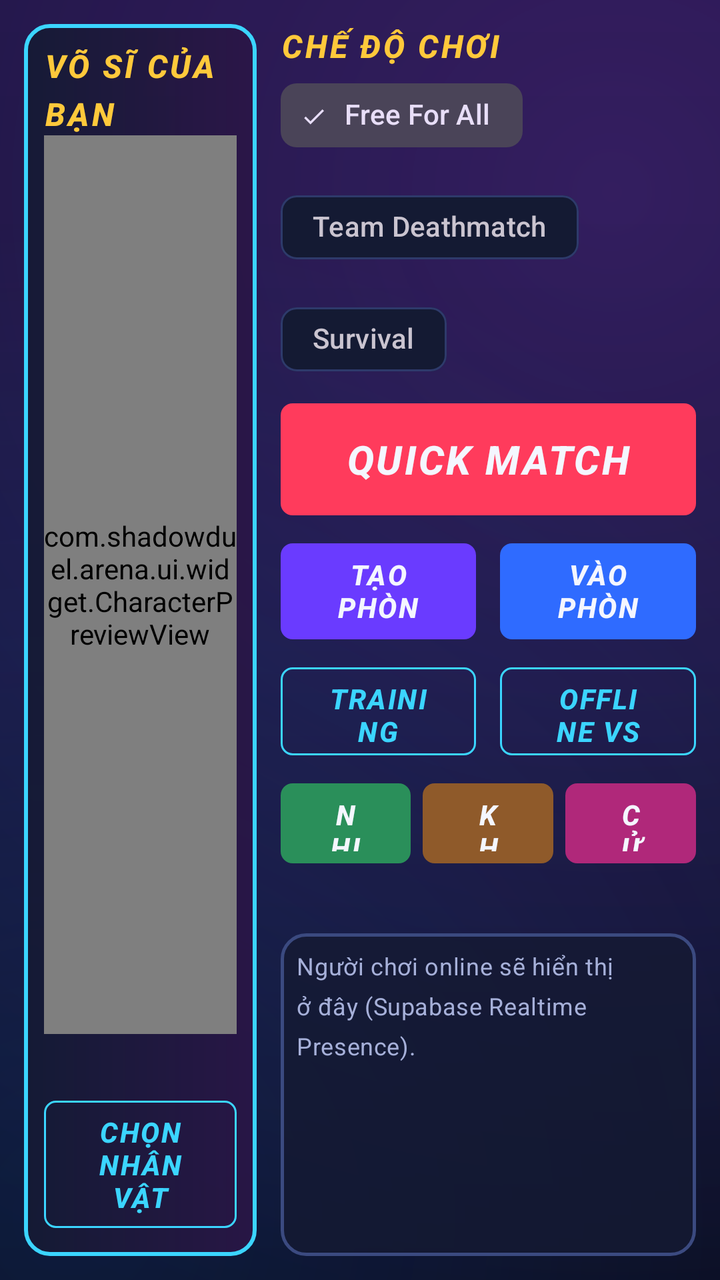
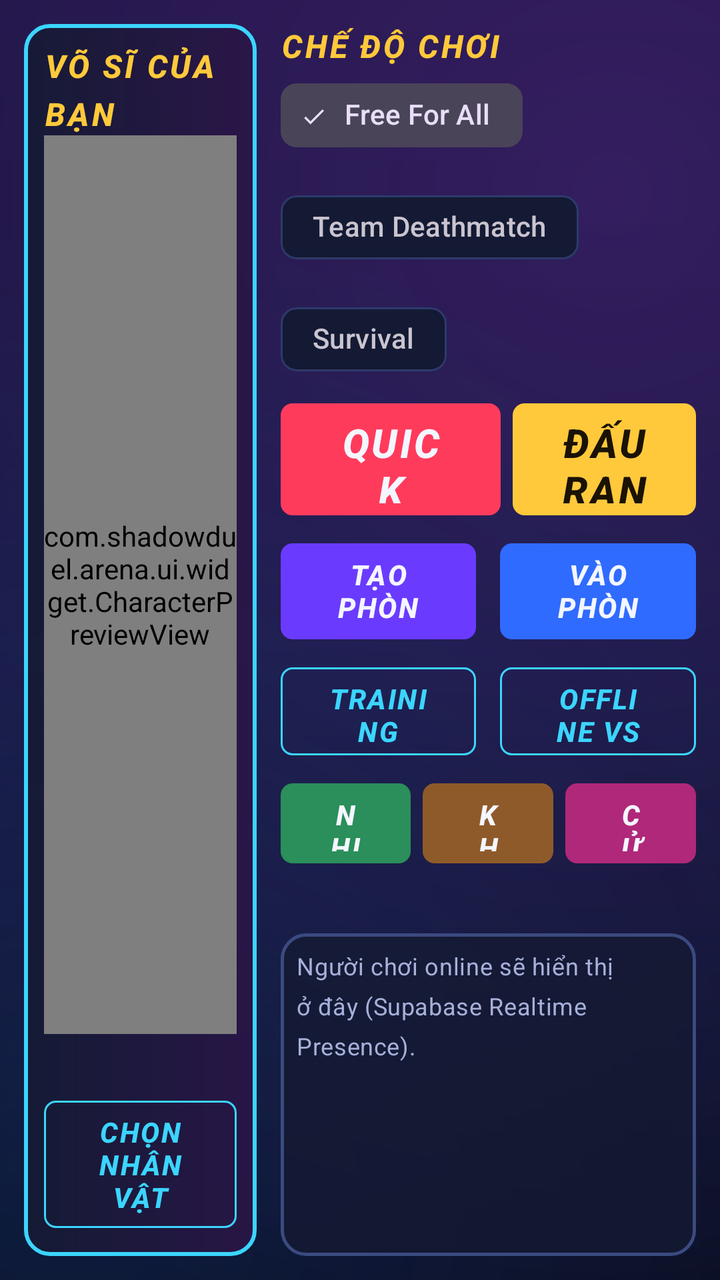

Before-and-after screenshots of an Android layout around one commit, followed by the original layout XML and the change that was made.
<!-- AndroidManifest.xml: application theme Theme.ShadowDuel -->
<!-- res/layout/fragment_home.xml -->
<?xml version="1.0" encoding="utf-8"?>
<LinearLayout xmlns:android="http://schemas.android.com/apk/res/android"
    xmlns:app="http://schemas.android.com/apk/res-auto"
    android:layout_width="match_parent"
    android:layout_height="match_parent"
    android:baselineAligned="false"
    android:orientation="horizontal"
    android:padding="12dp">

    
    <LinearLayout
        android:id="@+id/heroPanel"
        android:layout_width="0dp"
        android:layout_height="match_parent"
        android:layout_weight="0.9"
        android:background="@drawable/bg_panel_accent"
        android:orientation="vertical"
        android:padding="10dp">

        <TextView
            style="@style/Text.Section"
            android:layout_width="wrap_content"
            android:layout_height="wrap_content"
            android:text="Võ sĩ của bạn" />

        <com.shadowduel.arena.ui.widget.CharacterPreviewView
            android:id="@+id/heroPreview"
            android:layout_width="match_parent"
            android:layout_height="0dp"
            android:layout_weight="1" />

        <TextView
            android:id="@+id/heroName"
            android:layout_width="wrap_content"
            android:layout_height="wrap_content"
            android:layout_gravity="center_horizontal"
            android:textColor="@color/text_primary"
            android:textSize="22sp"
            android:textStyle="bold|italic" />

        <com.google.android.material.button.MaterialButton
            android:id="@+id/changeHero"
            style="@style/Widget.ShadowDuel.Button.Outlined"
            android:layout_width="match_parent"
            android:layout_height="wrap_content"
            android:text="@string/select_character" />
    </LinearLayout>

    
    <LinearLayout
        android:id="@+id/playPanel"
        android:layout_width="0dp"
        android:layout_height="match_parent"
        android:layout_marginStart="12dp"
        android:layout_weight="1.6"
        android:orientation="vertical">

        <TextView
            style="@style/Text.Section"
            android:layout_width="wrap_content"
            android:layout_height="wrap_content"
            android:text="Chế độ chơi" />

        <com.google.android.material.chip.ChipGroup
            android:id="@+id/modeChips"
            android:layout_width="match_parent"
            android:layout_height="wrap_content"
            app:checkedChip="@+id/chipFfa"
            app:selectionRequired="true"
            app:singleSelection="true">

            <com.google.android.material.chip.Chip
                android:id="@+id/chipFfa"
                style="@style/Widget.Material3.Chip.Filter"
                android:layout_width="wrap_content"
                android:layout_height="wrap_content"
                android:text="Free For All" />

            <com.google.android.material.chip.Chip
                android:id="@+id/chipTdm"
                style="@style/Widget.Material3.Chip.Filter"
                android:layout_width="wrap_content"
                android:layout_height="wrap_content"
                android:text="Team Deathmatch" />

            <com.google.android.material.chip.Chip
                android:id="@+id/chipSurvival"
                style="@style/Widget.Material3.Chip.Filter"
                android:layout_width="wrap_content"
                android:layout_height="wrap_content"
                android:text="Survival" />
        </com.google.android.material.chip.ChipGroup>

        <com.google.android.material.button.MaterialButton
            android:id="@+id/quickMatch"
            android:layout_width="match_parent"
            android:layout_height="64dp"
            android:layout_marginTop="4dp"
            android:text="@string/quick_match"
            android:textSize="20sp"
            app:backgroundTint="@color/accent_red" />

        <LinearLayout
            android:layout_width="match_parent"
            android:layout_height="wrap_content"
            android:layout_marginTop="6dp"
            android:orientation="horizontal">

            <com.google.android.material.button.MaterialButton
                android:id="@+id/createRoom"
                android:layout_width="0dp"
                android:layout_height="56dp"
                android:layout_marginEnd="6dp"
                android:layout_weight="1"
                android:text="@string/create_room"
                app:backgroundTint="#FF6A3BFF" />

            <com.google.android.material.button.MaterialButton
                android:id="@+id/joinRoom"
                android:layout_width="0dp"
                android:layout_height="56dp"
                android:layout_marginStart="6dp"
                android:layout_weight="1"
                android:text="@string/join_room"
                app:backgroundTint="#FF2F6BFF" />
        </LinearLayout>

        <LinearLayout
            android:layout_width="match_parent"
            android:layout_height="wrap_content"
            android:layout_marginTop="6dp"
            android:orientation="horizontal">

            <com.google.android.material.button.MaterialButton
                android:id="@+id/training"
                style="@style/Widget.ShadowDuel.Button.Outlined"
                android:layout_width="0dp"
                android:layout_height="52dp"
                android:layout_marginEnd="6dp"
                android:layout_weight="1"
                android:text="@string/training" />

            <com.google.android.material.button.MaterialButton
                android:id="@+id/offlineBots"
                style="@style/Widget.ShadowDuel.Button.Outlined"
                android:layout_width="0dp"
                android:layout_height="52dp"
                android:layout_marginStart="6dp"
                android:layout_weight="1"
                android:text="@string/offline_ffa" />
        </LinearLayout>

        <LinearLayout
            android:layout_width="match_parent"
            android:layout_height="wrap_content"
            android:layout_marginTop="6dp"
            android:orientation="horizontal">

            <com.google.android.material.button.MaterialButton
                android:id="@+id/questsButton"
                android:layout_width="0dp"
                android:layout_height="48dp"
                android:layout_marginEnd="6dp"
                android:layout_weight="1"
                android:text="NHIỆM VỤ"
                app:backgroundTint="#FF2A8F5A" />

            <com.google.android.material.button.MaterialButton
                android:id="@+id/inventoryButton"
                android:layout_width="0dp"
                android:layout_height="48dp"
                android:layout_marginEnd="6dp"
                android:layout_weight="1"
                android:text="KHO ĐỒ"
                app:backgroundTint="#FF8F5A2A" />

            <com.google.android.material.button.MaterialButton
                android:id="@+id/shopButton"
                android:layout_width="0dp"
                android:layout_height="48dp"
                android:layout_weight="1"
                android:text="CỬA HÀNG"
                app:backgroundTint="#FFB0287A" />
        </LinearLayout>

        <TextView
            android:id="@+id/walletLine"
            android:layout_width="wrap_content"
            android:layout_height="wrap_content"
            android:layout_marginTop="4dp"
            android:textColor="@color/accent_yellow"
            android:textStyle="bold|italic" />

        <TextView
            android:id="@+id/onlineList"
            style="@style/Text.Body"
            android:layout_width="match_parent"
            android:layout_height="0dp"
            android:layout_marginTop="8dp"
            android:layout_weight="1"
            android:background="@drawable/bg_panel"
            android:padding="8dp"
            android:text="Người chơi online sẽ hiển thị ở đây (Supabase Realtime Presence)."
            android:textSize="12sp" />
    </LinearLayout>
</LinearLayout>
<!-- resources referenced by this layout -->
<resources>
  <color name="accent_red">#FF3B5C</color>
  <color name="accent_yellow">#FFC93B</color>
  <color name="text_primary">#F4F6FF</color>
  <!-- drawable bg_panel (drawable) -->
  <?xml version="1.0" encoding="utf-8"?>
  <shape xmlns:android="http://schemas.android.com/apk/res/android">
      <solid android:color="#CC141A33" />
      <stroke android:width="1.5dp" android:color="#3B4A80" />
      <corners android:radius="12dp" />
  </shape>
  <!-- drawable bg_panel_accent (drawable) -->
  <?xml version="1.0" encoding="utf-8"?>
  <shape xmlns:android="http://schemas.android.com/apk/res/android">
      <gradient android:angle="0" android:startColor="#E6141A33" android:endColor="#E62A1546" />
      <stroke android:width="2dp" android:color="#FF3BD5FF" />
      <corners android:radius="12dp" />
  </shape>
  <string name="create_room">TẠO PHÒNG</string>
  <string name="join_room">VÀO PHÒNG</string>
  <string name="offline_ffa">OFFLINE VS BOT</string>
  <string name="quick_match">QUICK MATCH</string>
  <string name="select_character">CHỌN NHÂN VẬT</string>
  <string name="training">TRAINING</string>
  <style name="Text.Body" parent="TextAppearance.Material3.BodyMedium">
          <item name="android:textColor">@color/text_secondary</item>
      </style>
  <style name="Text.Section" parent="TextAppearance.Material3.TitleMedium">
          <item name="android:textStyle">bold|italic</item>
          <item name="android:textColor">@color/accent_yellow</item>
          <item name="android:letterSpacing">0.08</item>
          <item name="android:textAllCaps">true</item>
      </style>
  <style name="Widget.ShadowDuel.Button.Outlined" parent="Widget.Material3.Button.OutlinedButton">
          <item name="android:textStyle">bold|italic</item>
          <item name="android:letterSpacing">0.06</item>
          <item name="cornerRadius">6dp</item>
          <item name="strokeColor">@color/accent_cyan</item>
          <item name="android:textColor">@color/accent_cyan</item>
      </style>
  <color name="text_secondary">#A6B0D9</color>
  <color name="accent_cyan">#3BD5FF</color>
  <color name="bg_deep">#060814</color>
  <color name="surface">#141A33</color>
  <color name="surface_high">#1D2547</color>
  <color name="stroke">#2E3A6B</color>
  <color name="bg_night">#0A0D1C</color>
  <!-- drawable bg_app (drawable) -->
  <?xml version="1.0" encoding="utf-8"?>
  <layer-list xmlns:android="http://schemas.android.com/apk/res/android">
      <item>
          <shape>
              <gradient
                  android:angle="270"
                  android:endColor="#060814"
                  android:centerColor="#0C1230"
                  android:startColor="#16123A"
                  android:type="linear" />
          </shape>
      </item>
      <item>
          <shape>
              <gradient
                  android:centerX="0.85"
                  android:centerY="0.15"
                  android:endColor="#00000000"
                  android:gradientRadius="600dp"
                  android:startColor="#33B34BFF"
                  android:type="radial" />
          </shape>
      </item>
      <item>
          <shape>
              <gradient
                  android:centerX="0.1"
                  android:centerY="0.95"
                  android:endColor="#00000000"
                  android:gradientRadius="500dp"
                  android:startColor="#2A2F7BFF"
                  android:type="radial" />
          </shape>
      </item>
  </layer-list>
  <style name="Widget.ShadowDuel.Button" parent="Widget.Material3.Button">
          <item name="android:textStyle">bold|italic</item>
          <item name="android:letterSpacing">0.06</item>
          <item name="cornerRadius">6dp</item>
          <item name="android:minHeight">48dp</item>
      </style>
  <!-- unchanged entries left out for length: 1 -->
</resources>

<!-- the commit's change to res/layout/fragment_home.xml (unified diff, before → after) -->
@@ -91,14 +91,32 @@
                 android:text="Survival" />
         </com.google.android.material.chip.ChipGroup>
 
-        <com.google.android.material.button.MaterialButton
-            android:id="@+id/quickMatch"
-            android:layout_width="match_parent"
-            android:layout_height="64dp"
+        <LinearLayout
+            android:layout_width="match_parent"
+            android:layout_height="wrap_content"
             android:layout_marginTop="4dp"
-            android:text="@string/quick_match"
-            android:textSize="20sp"
-            app:backgroundTint="@color/accent_red" />
+            android:orientation="horizontal">
+
+            <com.google.android.material.button.MaterialButton
+                android:id="@+id/quickMatch"
+                android:layout_width="0dp"
+                android:layout_height="64dp"
+                android:layout_marginEnd="6dp"
+                android:layout_weight="1.2"
+                android:text="@string/quick_match"
+                android:textSize="20sp"
+                app:backgroundTint="@color/accent_red" />
+
+            <com.google.android.material.button.MaterialButton
+                android:id="@+id/rankedMatch"
+                android:layout_width="0dp"
+                android:layout_height="64dp"
+                android:layout_weight="1"
+                android:text="ĐẤU RANK"
+                android:textColor="#1A1204"
+                android:textSize="20sp"
+                app:backgroundTint="@color/accent_yellow" />
+        </LinearLayout>
 
         <LinearLayout
             android:layout_width="match_parent"
